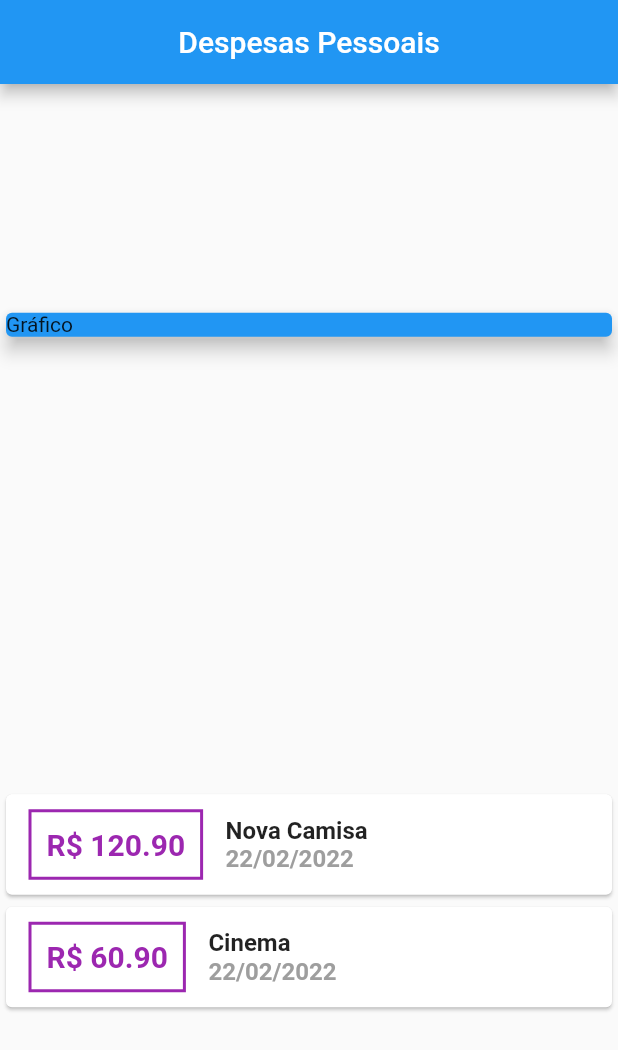
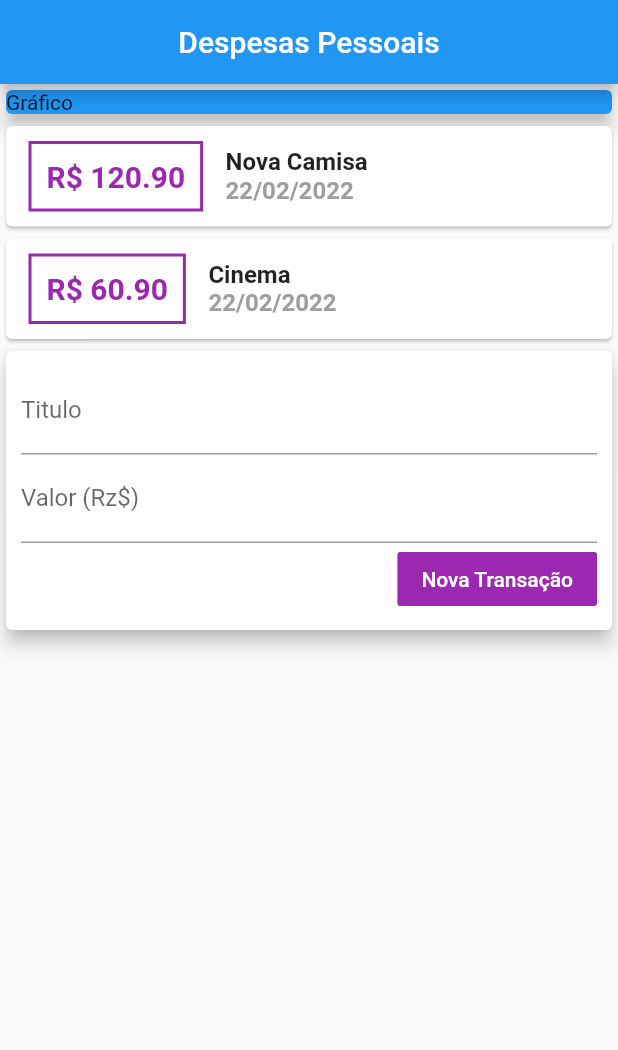
Before and after one commit to DavidCarrilho/app_expenses, a Flutter app: the screen it shows after launch, on a phone screen of 412 x 824 dp. Shown: the top 1050 px of the screen. Run offline on Flutter 3.47's test engine with Material 2 defaults, Android fonts, the phone set to English and light mode, and no system bars.

Commit message:
feat: create text fields and primary button

```diff
--- a/lib/app/pages/home_page.dart
+++ b/lib/app/pages/home_page.dart
@@ -26,7 +26,6 @@ class HomePage extends StatelessWidget {
         centerTitle: true,
       ),
       body: Column(
-        mainAxisAlignment: MainAxisAlignment.spaceAround,
         crossAxisAlignment: CrossAxisAlignment.stretch,
         children: <Widget>[
           Card(
@@ -35,7 +34,8 @@ class HomePage extends StatelessWidget {
             color: Colors.blue,
           ),
           Column(
-            children: _trasactions.map((tr) {
+            children: _trasactions.map(
+              (tr) {
                 return Card(
                   child: Row(
                     children: <Widget>[
@@ -82,8 +82,48 @@ class HomePage extends StatelessWidget {
                         ],
                       )
                     ],
-              ));
-            }).toList(),
+                  ),
+                );
+              },
+            ).toList(),
+          ),
+          Card(
+            elevation: 5.0,
+            child: Padding(
+              padding: const EdgeInsets.all(10.0),
+              child: Column(
+                children: <Widget>[
+                  TextField(
+                    decoration: InputDecoration(labelText: 'Titulo'),
+                  ),
+                  TextField(
+                    decoration: InputDecoration(
+                      labelText: 'Valor (Rz\$)',
+                    ),
+                  ),
+                  // Row(
+                  //   mainAxisAlignment: MainAxisAlignment.end,
+                  //   children: <Widget>[
+                  //     FlatButton(
+                  //       onPressed: () {},
+                  //       color: Colors.purple,
+                  //       textColor: Colors.white,
+                  //       child: Text('Nova Transação'),
+                  //     ),
+                  //   ],
+                  // )
+                  Align(
+                    alignment: Alignment.bottomRight,
+                    child:   FlatButton(
+                        onPressed: () {},
+                        color: Colors.purple,
+                        textColor: Colors.white,
+                        child: Text('Nova Transação'),
+                      ),
+                  )
+                ],
+              ),
+            ),
           )
         ],
       ),
```
Lines whose indentation alone changed are shown as unchanged.
